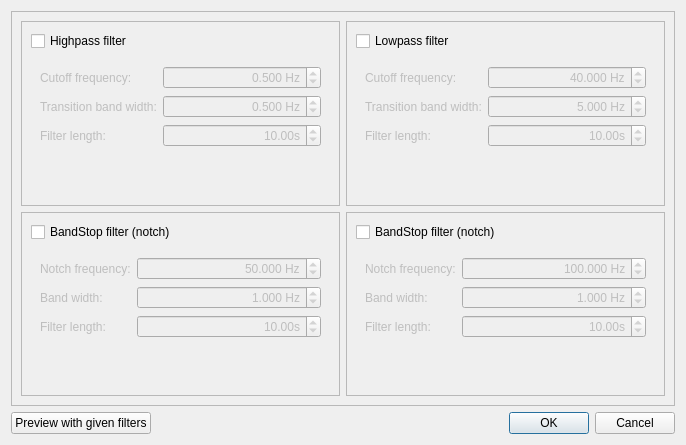
This is meggie_batch/ui/qt4Designer_ui_files/filterDialog.ui in cibr-jyu/meggie as Qt 5 draws it before an edit. The edited form follows.
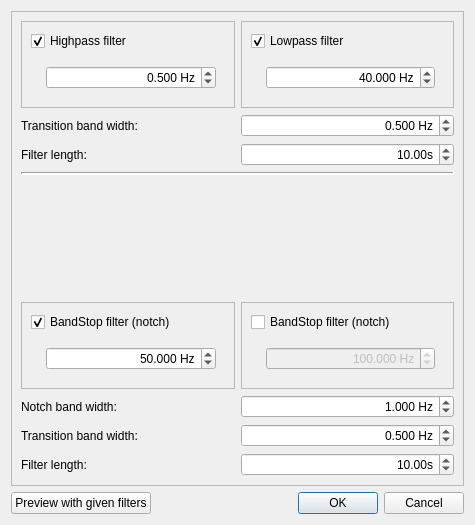
This is the edited form.

```diff
--- a/meggie_batch/ui/qt4Designer_ui_files/filterDialog.ui
+++ b/meggie_batch/ui/qt4Designer_ui_files/filterDialog.ui
@@ -6,8 +6,8 @@
    <rect>
     <x>0</x>
     <y>0</y>
-    <width>686</width>
-    <height>445</height>
+    <width>475</width>
+    <height>525</height>
    </rect>
   </property>
   <property name="windowTitle">
@@ -38,7 +38,11 @@
       <number>0</number>
      </property>
      <layout class="QGridLayout" name="gridLayout_2">
-      <item row="0" column="0">
+      <item row="0" column="0" colspan="2">
+       <layout class="QVBoxLayout" name="verticalLayout">
+        <item>
+         <layout class="QHBoxLayout" name="horizontalLayout_2">
+          <item>
        <widget class="QFrame" name="frameHighpass">
         <property name="frameShape">
          <enum>QFrame::StyledPanel</enum>
@@ -50,7 +54,7 @@
          <item row="1" column="0">
           <widget class="QFrame" name="frame_2">
            <property name="enabled">
-            <bool>false</bool>
+                <bool>true</bool>
            </property>
            <property name="frameShape">
             <enum>QFrame::NoFrame</enum>
@@ -59,15 +63,17 @@
             <enum>QFrame::Raised</enum>
            </property>
            <layout class="QFormLayout" name="formLayout_2">
-            <item row="0" column="0">
-             <widget class="QLabel" name="labelHighpassCutoff">
-              <property name="text">
-               <string>Cutoff frequency:</string>
-              </property>
-             </widget>
-            </item>
+                <property name="fieldGrowthPolicy">
+                 <enum>QFormLayout::AllNonFixedFieldsGrow</enum>
+                </property>
             <item row="0" column="1">
              <widget class="QDoubleSpinBox" name="doubleSpinBoxHighpassCutoff">
+                  <property name="sizePolicy">
+                   <sizepolicy hsizetype="Minimum" vsizetype="Fixed">
+                    <horstretch>0</horstretch>
+                    <verstretch>0</verstretch>
+                   </sizepolicy>
+                  </property>
               <property name="alignment">
                <set>Qt::AlignRight|Qt::AlignTrailing|Qt::AlignVCenter</set>
               </property>
@@ -88,58 +94,6 @@
               </property>
              </widget>
             </item>
-            <item row="1" column="0">
-             <widget class="QLabel" name="labelHighpassTransitionWidth">
-              <property name="text">
-               <string>Transition band width:</string>
-              </property>
-             </widget>
-            </item>
-            <item row="1" column="1">
-             <widget class="QDoubleSpinBox" name="doubleSpinBoxHighpassTransBandwidth">
-              <property name="alignment">
-               <set>Qt::AlignRight|Qt::AlignTrailing|Qt::AlignVCenter</set>
-              </property>
-              <property name="suffix">
-               <string> Hz</string>
-              </property>
-              <property name="decimals">
-               <number>3</number>
-              </property>
-              <property name="maximum">
-               <double>10000.000000000000000</double>
-              </property>
-              <property name="singleStep">
-               <double>0.100000000000000</double>
-              </property>
-              <property name="value">
-               <double>0.500000000000000</double>
-              </property>
-             </widget>
-            </item>
-            <item row="2" column="0">
-             <widget class="QLabel" name="labelHighpassFilterLength">
-              <property name="text">
-               <string>Filter length:</string>
-              </property>
-             </widget>
-            </item>
-            <item row="2" column="1">
-             <widget class="QDoubleSpinBox" name="doubleSpinBoxHighPassLength">
-              <property name="alignment">
-               <set>Qt::AlignRight|Qt::AlignTrailing|Qt::AlignVCenter</set>
-              </property>
-              <property name="suffix">
-               <string>s</string>
-              </property>
-              <property name="singleStep">
-               <double>0.100000000000000</double>
-              </property>
-              <property name="value">
-               <double>10.000000000000000</double>
-              </property>
-             </widget>
-            </item>
            </layout>
           </widget>
          </item>
@@ -148,12 +102,15 @@
            <property name="text">
             <string>Highpass filter</string>
            </property>
+               <property name="checked">
+                <bool>true</bool>
+               </property>
           </widget>
          </item>
         </layout>
        </widget>
       </item>
-      <item row="0" column="1">
+          <item>
        <widget class="QFrame" name="frameLowpass">
         <property name="frameShape">
          <enum>QFrame::StyledPanel</enum>
@@ -165,7 +122,7 @@
          <item row="1" column="0">
           <widget class="QFrame" name="frame">
            <property name="enabled">
-            <bool>false</bool>
+                <bool>true</bool>
            </property>
            <property name="frameShape">
             <enum>QFrame::NoFrame</enum>
@@ -174,13 +131,9 @@
             <enum>QFrame::Raised</enum>
            </property>
            <layout class="QFormLayout" name="formLayout">
-            <item row="0" column="0">
-             <widget class="QLabel" name="labelLowpassCutoff">
-              <property name="text">
-               <string>Cutoff frequency:</string>
-              </property>
-             </widget>
-            </item>
+                <property name="fieldGrowthPolicy">
+                 <enum>QFormLayout::AllNonFixedFieldsGrow</enum>
+                </property>
             <item row="0" column="1">
              <widget class="QDoubleSpinBox" name="doubleSpinBoxLowpassCutoff">
               <property name="sizePolicy">
@@ -209,64 +162,6 @@
               </property>
              </widget>
             </item>
-            <item row="1" column="0">
-             <widget class="QLabel" name="labelLowpassTransitionWidth">
-              <property name="sizePolicy">
-               <sizepolicy hsizetype="Minimum" vsizetype="Preferred">
-                <horstretch>0</horstretch>
-                <verstretch>0</verstretch>
-               </sizepolicy>
-              </property>
-              <property name="text">
-               <string>Transition band width:</string>
-              </property>
-             </widget>
-            </item>
-            <item row="1" column="1">
-             <widget class="QDoubleSpinBox" name="doubleSpinBoxLowpassTransBandwidth">
-              <property name="alignment">
-               <set>Qt::AlignRight|Qt::AlignTrailing|Qt::AlignVCenter</set>
-              </property>
-              <property name="suffix">
-               <string> Hz</string>
-              </property>
-              <property name="decimals">
-               <number>3</number>
-              </property>
-              <property name="maximum">
-               <double>10000.000000000000000</double>
-              </property>
-              <property name="singleStep">
-               <double>0.100000000000000</double>
-              </property>
-              <property name="value">
-               <double>5.000000000000000</double>
-              </property>
-             </widget>
-            </item>
-            <item row="2" column="0">
-             <widget class="QLabel" name="labelLowpassFilterLength">
-              <property name="text">
-               <string>Filter length:</string>
-              </property>
-             </widget>
-            </item>
-            <item row="2" column="1">
-             <widget class="QDoubleSpinBox" name="doubleSpinBoxLowPassLength">
-              <property name="alignment">
-               <set>Qt::AlignRight|Qt::AlignTrailing|Qt::AlignVCenter</set>
-              </property>
-              <property name="suffix">
-               <string>s</string>
-              </property>
-              <property name="singleStep">
-               <double>0.100000000000000</double>
-              </property>
-              <property name="value">
-               <double>10.000000000000000</double>
-              </property>
-             </widget>
-            </item>
            </layout>
           </widget>
          </item>
@@ -276,14 +171,151 @@
             <string>Lowpass filter</string>
            </property>
            <property name="checked">
-            <bool>false</bool>
+                <bool>true</bool>
            </property>
           </widget>
          </item>
         </layout>
        </widget>
       </item>
-      <item row="1" column="0">
+         </layout>
+        </item>
+        <item>
+         <layout class="QHBoxLayout" name="horizontalLayout_4">
+          <item>
+           <widget class="QLabel" name="labelTransitionWidth">
+            <property name="text">
+             <string>Transition band width:</string>
+            </property>
+           </widget>
+          </item>
+          <item>
+           <widget class="QDoubleSpinBox" name="doubleSpinBoxTransBandwidth">
+            <property name="alignment">
+             <set>Qt::AlignRight|Qt::AlignTrailing|Qt::AlignVCenter</set>
+            </property>
+            <property name="suffix">
+             <string> Hz</string>
+            </property>
+            <property name="decimals">
+             <number>3</number>
+            </property>
+            <property name="maximum">
+             <double>10000.000000000000000</double>
+            </property>
+            <property name="singleStep">
+             <double>0.100000000000000</double>
+            </property>
+            <property name="value">
+             <double>0.500000000000000</double>
+            </property>
+           </widget>
+          </item>
+         </layout>
+        </item>
+        <item>
+         <layout class="QHBoxLayout" name="horizontalLayout_3">
+          <item>
+           <widget class="QLabel" name="labelFilterLength">
+            <property name="text">
+             <string>Filter length:</string>
+            </property>
+           </widget>
+          </item>
+          <item>
+           <widget class="QDoubleSpinBox" name="doubleSpinBoxLength">
+            <property name="alignment">
+             <set>Qt::AlignRight|Qt::AlignTrailing|Qt::AlignVCenter</set>
+            </property>
+            <property name="suffix">
+             <string>s</string>
+            </property>
+            <property name="singleStep">
+             <double>0.100000000000000</double>
+            </property>
+            <property name="value">
+             <double>10.000000000000000</double>
+            </property>
+           </widget>
+          </item>
+         </layout>
+        </item>
+       </layout>
+      </item>
+      <item row="1" column="0" colspan="2">
+       <widget class="Line" name="line">
+        <property name="lineWidth">
+         <number>2</number>
+        </property>
+        <property name="midLineWidth">
+         <number>0</number>
+        </property>
+        <property name="orientation">
+         <enum>Qt::Horizontal</enum>
+        </property>
+       </widget>
+      </item>
+      <item row="4" column="0" colspan="2">
+       <layout class="QHBoxLayout" name="horizontalLayout_5">
+        <item>
+         <widget class="QLabel" name="labelBandStopNotchWidth">
+          <property name="text">
+           <string>Notch band width:</string>
+          </property>
+         </widget>
+        </item>
+        <item>
+         <widget class="QDoubleSpinBox" name="doubleSpinBoxBandstopWidth">
+          <property name="alignment">
+           <set>Qt::AlignRight|Qt::AlignTrailing|Qt::AlignVCenter</set>
+          </property>
+          <property name="suffix">
+           <string> Hz</string>
+          </property>
+          <property name="decimals">
+           <number>3</number>
+          </property>
+          <property name="maximum">
+           <double>10000.000000000000000</double>
+          </property>
+          <property name="singleStep">
+           <double>1.000000000000000</double>
+          </property>
+          <property name="value">
+           <double>1.000000000000000</double>
+          </property>
+         </widget>
+        </item>
+       </layout>
+      </item>
+      <item row="6" column="0" colspan="2">
+       <layout class="QHBoxLayout" name="horizontalLayout_6">
+        <item>
+         <widget class="QLabel" name="labelBandstopFilterLength">
+          <property name="text">
+           <string>Filter length:</string>
+          </property>
+         </widget>
+        </item>
+        <item>
+         <widget class="QDoubleSpinBox" name="doubleSpinBoxBandStopLength">
+          <property name="alignment">
+           <set>Qt::AlignRight|Qt::AlignTrailing|Qt::AlignVCenter</set>
+          </property>
+          <property name="suffix">
+           <string>s</string>
+          </property>
+          <property name="singleStep">
+           <double>0.100000000000000</double>
+          </property>
+          <property name="value">
+           <double>10.000000000000000</double>
+          </property>
+         </widget>
+        </item>
+       </layout>
+      </item>
+      <item row="3" column="0">
        <widget class="QFrame" name="frameBandPass">
         <property name="frameShape">
          <enum>QFrame::StyledPanel</enum>
@@ -295,7 +327,7 @@
          <item row="1" column="0">
           <widget class="QFrame" name="frame_3">
            <property name="enabled">
-            <bool>false</bool>
+            <bool>true</bool>
            </property>
            <property name="frameShape">
             <enum>QFrame::NoFrame</enum>
@@ -307,13 +339,6 @@
             <property name="fieldGrowthPolicy">
              <enum>QFormLayout::AllNonFixedFieldsGrow</enum>
             </property>
-            <item row="0" column="0">
-             <widget class="QLabel" name="labelBandStopFreq">
-              <property name="text">
-               <string>Notch frequency:</string>
-              </property>
-             </widget>
-            </item>
             <item row="0" column="1">
              <widget class="QDoubleSpinBox" name="doubleSpinBoxBandstopFreq">
               <property name="alignment">
@@ -336,58 +361,6 @@
               </property>
              </widget>
             </item>
-            <item row="1" column="0">
-             <widget class="QLabel" name="labelBandStopNotchWidth">
-              <property name="text">
-               <string>Band width:</string>
-              </property>
-             </widget>
-            </item>
-            <item row="1" column="1">
-             <widget class="QDoubleSpinBox" name="doubleSpinBoxBandstopWidth">
-              <property name="alignment">
-               <set>Qt::AlignRight|Qt::AlignTrailing|Qt::AlignVCenter</set>
-              </property>
-              <property name="suffix">
-               <string> Hz</string>
-              </property>
-              <property name="decimals">
-               <number>3</number>
-              </property>
-              <property name="maximum">
-               <double>10000.000000000000000</double>
-              </property>
-              <property name="singleStep">
-               <double>1.000000000000000</double>
-              </property>
-              <property name="value">
-               <double>1.000000000000000</double>
-              </property>
-             </widget>
-            </item>
-            <item row="2" column="0">
-             <widget class="QLabel" name="labelBandstopFilterLength">
-              <property name="text">
-               <string>Filter length:</string>
-              </property>
-             </widget>
-            </item>
-            <item row="2" column="1">
-             <widget class="QDoubleSpinBox" name="doubleSpinBoxBandStopLength">
-              <property name="alignment">
-               <set>Qt::AlignRight|Qt::AlignTrailing|Qt::AlignVCenter</set>
-              </property>
-              <property name="suffix">
-               <string>s</string>
-              </property>
-              <property name="singleStep">
-               <double>0.100000000000000</double>
-              </property>
-              <property name="value">
-               <double>10.000000000000000</double>
-              </property>
-             </widget>
-            </item>
            </layout>
           </widget>
          </item>
@@ -396,12 +369,15 @@
            <property name="text">
             <string>BandStop filter (notch)</string>
            </property>
+           <property name="checked">
+            <bool>true</bool>
+           </property>
           </widget>
          </item>
         </layout>
        </widget>
       </item>
-      <item row="1" column="1">
+      <item row="3" column="1">
        <widget class="QFrame" name="frameBandStop_3">
         <property name="frameShape">
          <enum>QFrame::StyledPanel</enum>
@@ -425,13 +401,6 @@
             <property name="fieldGrowthPolicy">
              <enum>QFormLayout::AllNonFixedFieldsGrow</enum>
             </property>
-            <item row="0" column="0">
-             <widget class="QLabel" name="labelBandStopFreq2">
-              <property name="text">
-               <string>Notch frequency:</string>
-              </property>
-             </widget>
-            </item>
             <item row="0" column="1">
              <widget class="QDoubleSpinBox" name="doubleSpinBoxBandstopFreq2">
               <property name="alignment">
@@ -454,58 +423,6 @@
               </property>
              </widget>
             </item>
-            <item row="1" column="0">
-             <widget class="QLabel" name="labelBandStopNotchWidth2">
-              <property name="text">
-               <string>Band width:</string>
-              </property>
-             </widget>
-            </item>
-            <item row="1" column="1">
-             <widget class="QDoubleSpinBox" name="doubleSpinBoxBandstopWidth2">
-              <property name="alignment">
-               <set>Qt::AlignRight|Qt::AlignTrailing|Qt::AlignVCenter</set>
-              </property>
-              <property name="suffix">
-               <string> Hz</string>
-              </property>
-              <property name="decimals">
-               <number>3</number>
-              </property>
-              <property name="maximum">
-               <double>10000.000000000000000</double>
-              </property>
-              <property name="singleStep">
-               <double>1.000000000000000</double>
-              </property>
-              <property name="value">
-               <double>1.000000000000000</double>
-              </property>
-             </widget>
-            </item>
-            <item row="2" column="0">
-             <widget class="QLabel" name="labelBandstopFilterLength2">
-              <property name="text">
-               <string>Filter length:</string>
-              </property>
-             </widget>
-            </item>
-            <item row="2" column="1">
-             <widget class="QDoubleSpinBox" name="doubleSpinBoxBandStopLength2">
-              <property name="alignment">
-               <set>Qt::AlignRight|Qt::AlignTrailing|Qt::AlignVCenter</set>
-              </property>
-              <property name="suffix">
-               <string>s</string>
-              </property>
-              <property name="singleStep">
-               <double>0.100000000000000</double>
-              </property>
-              <property name="value">
-               <double>10.000000000000000</double>
-              </property>
-             </widget>
-            </item>
            </layout>
           </widget>
          </item>
@@ -519,6 +436,52 @@
         </layout>
        </widget>
       </item>
+      <item row="2" column="0">
+       <spacer name="verticalSpacer">
+        <property name="orientation">
+         <enum>Qt::Vertical</enum>
+        </property>
+        <property name="sizeHint" stdset="0">
+         <size>
+          <width>20</width>
+          <height>40</height>
+         </size>
+        </property>
+       </spacer>
+      </item>
+      <item row="5" column="0" colspan="2">
+       <layout class="QHBoxLayout" name="horizontalLayout_7">
+        <item>
+         <widget class="QLabel" name="labelTransBw">
+          <property name="text">
+           <string>Transition band width:</string>
+          </property>
+         </widget>
+        </item>
+        <item>
+         <widget class="QDoubleSpinBox" name="doubleSpinBoxNotchTransBw">
+          <property name="alignment">
+           <set>Qt::AlignRight|Qt::AlignTrailing|Qt::AlignVCenter</set>
+          </property>
+          <property name="suffix">
+           <string> Hz</string>
+          </property>
+          <property name="decimals">
+           <number>3</number>
+          </property>
+          <property name="minimum">
+           <double>0.100000000000000</double>
+          </property>
+          <property name="singleStep">
+           <double>0.100000000000000</double>
+          </property>
+          <property name="value">
+           <double>0.500000000000000</double>
+          </property>
+         </widget>
+        </item>
+       </layout>
+      </item>
      </layout>
     </widget>
    </item>
```
Left out of the diff: 92 changed lines with no effect on the pictures. Lines whose indentation alone changed are shown as unchanged.
